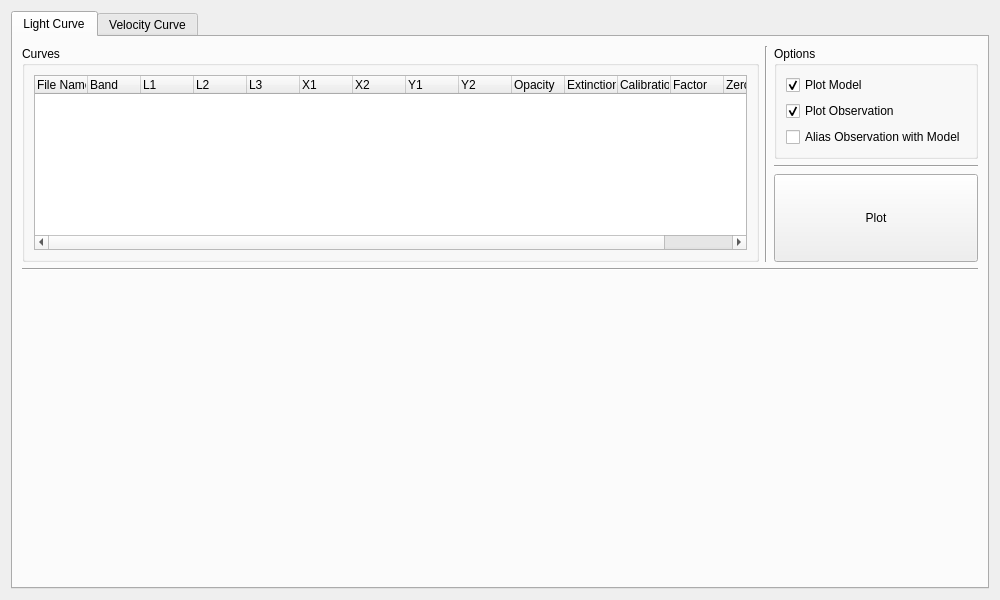
This is resources/syntheticcurve_widget.ui in Varnani/pywd2015-qt5 as Qt 5 draws it before an edit. The edited form follows.
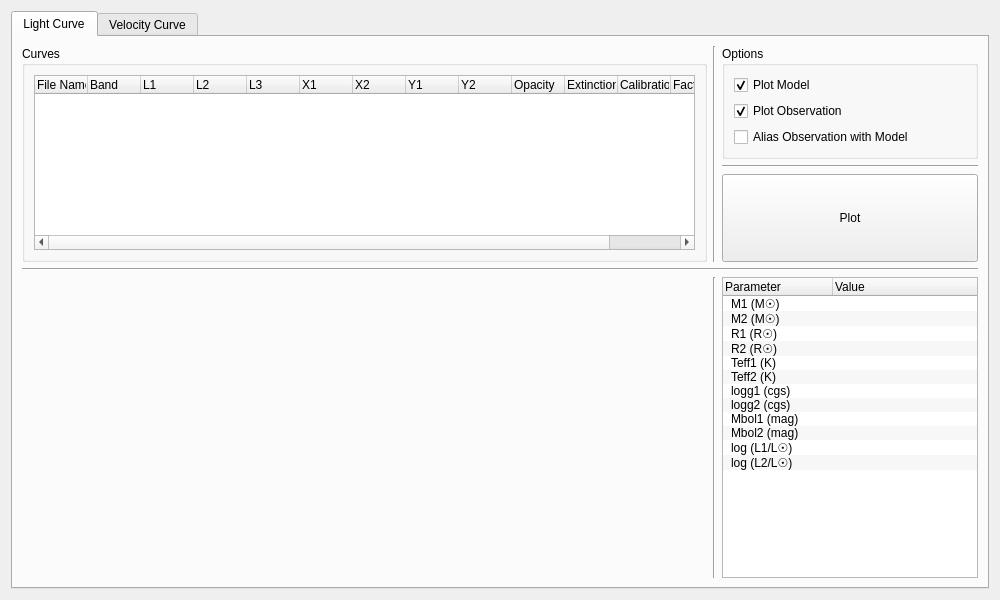
This is the edited form.

Commit message:
* New windows were added to LC and DC widgets, which show Physical Parameters from "lcout.active" files.
* A function was added to compute luminosity of each component in solar luminosity unit.

* Bugfix and improvement in Solution History widget.

* DC plot widget improvement was made for "phase" based plots.

What changed in the file:
```diff
--- a/resources/syntheticcurve_widget.ui
+++ b/resources/syntheticcurve_widget.ui
@@ -24,22 +24,6 @@
        <string>Light Curve</string>
       </attribute>
       <layout class="QGridLayout" name="gridLayout_2">
-       <item row="4" column="0" colspan="4">
-        <widget class="QWidget" name="light_plot_widget" native="true">
-         <property name="sizePolicy">
-          <sizepolicy hsizetype="Preferred" vsizetype="Expanding">
-           <horstretch>0</horstretch>
-           <verstretch>0</verstretch>
-          </sizepolicy>
-         </property>
-         <property name="minimumSize">
-          <size>
-           <width>500</width>
-           <height>300</height>
-          </size>
-         </property>
-        </widget>
-       </item>
        <item row="0" column="2" colspan="2">
         <widget class="QGroupBox" name="groupBox_3">
          <property name="title">
@@ -85,26 +69,6 @@
          </layout>
         </widget>
        </item>
-       <item row="3" column="0" colspan="4">
-        <widget class="Line" name="line_3">
-         <property name="orientation">
-          <enum>Qt::Horizontal</enum>
-         </property>
-        </widget>
-       </item>
-       <item row="2" column="2" colspan="2">
-        <widget class="QPushButton" name="light_plot_btn">
-         <property name="sizePolicy">
-          <sizepolicy hsizetype="Minimum" vsizetype="Preferred">
-           <horstretch>0</horstretch>
-           <verstretch>0</verstretch>
-          </sizepolicy>
-         </property>
-         <property name="text">
-          <string>Plot</string>
-         </property>
-        </widget>
-       </item>
        <item row="0" column="0" rowspan="3">
         <widget class="QGroupBox" name="groupBox_4">
          <property name="title">
@@ -215,13 +179,183 @@
          </layout>
         </widget>
        </item>
-       <item row="0" column="1" rowspan="3">
-        <widget class="Line" name="line">
+       <item row="2" column="2" colspan="2">
+        <widget class="QPushButton" name="light_plot_btn">
+         <property name="sizePolicy">
+          <sizepolicy hsizetype="Minimum" vsizetype="Preferred">
+           <horstretch>0</horstretch>
+           <verstretch>0</verstretch>
+          </sizepolicy>
+         </property>
+         <property name="text">
+          <string>Plot</string>
+         </property>
+        </widget>
+       </item>
+       <item row="3" column="0" colspan="4">
+        <widget class="Line" name="line_3">
+         <property name="orientation">
+          <enum>Qt::Horizontal</enum>
+         </property>
+        </widget>
+       </item>
+       <item row="4" column="0">
+        <widget class="QWidget" name="light_plot_widget" native="true">
+         <property name="sizePolicy">
+          <sizepolicy hsizetype="Preferred" vsizetype="Expanding">
+           <horstretch>0</horstretch>
+           <verstretch>0</verstretch>
+          </sizepolicy>
+         </property>
+         <property name="minimumSize">
+          <size>
+           <width>500</width>
+           <height>300</height>
+          </size>
+         </property>
+        </widget>
+       </item>
+       <item row="4" column="1">
+        <widget class="Line" name="line_6">
          <property name="orientation">
           <enum>Qt::Vertical</enum>
          </property>
         </widget>
        </item>
+       <item row="4" column="2" colspan="2">
+        <widget class="QTreeWidget" name="light_treewidget_2">
+         <property name="sizePolicy">
+          <sizepolicy hsizetype="Preferred" vsizetype="Preferred">
+           <horstretch>0</horstretch>
+           <verstretch>0</verstretch>
+          </sizepolicy>
+         </property>
+         <property name="minimumSize">
+          <size>
+           <width>256</width>
+           <height>0</height>
+          </size>
+         </property>
+         <property name="maximumSize">
+          <size>
+           <width>16777215</width>
+           <height>16777215</height>
+          </size>
+         </property>
+         <property name="sizeAdjustPolicy">
+          <enum>QAbstractScrollArea::AdjustIgnored</enum>
+         </property>
+         <property name="defaultDropAction">
+          <enum>Qt::IgnoreAction</enum>
+         </property>
+         <property name="alternatingRowColors">
+          <bool>true</bool>
+         </property>
+         <property name="selectionMode">
+          <enum>QAbstractItemView::ExtendedSelection</enum>
+         </property>
+         <property name="selectionBehavior">
+          <enum>QAbstractItemView::SelectItems</enum>
+         </property>
+         <property name="indentation">
+          <number>5</number>
+         </property>
+         <property name="itemsExpandable">
+          <bool>true</bool>
+         </property>
+         <property name="allColumnsShowFocus">
+          <bool>false</bool>
+         </property>
+         <property name="headerHidden">
+          <bool>false</bool>
+         </property>
+         <attribute name="headerCascadingSectionResizes">
+          <bool>false</bool>
+         </attribute>
+         <attribute name="headerDefaultSectionSize">
+          <number>110</number>
+         </attribute>
+         <attribute name="headerHighlightSections">
+          <bool>false</bool>
+         </attribute>
+         <attribute name="headerMinimumSectionSize">
+          <number>30</number>
+         </attribute>
+         <attribute name="headerStretchLastSection">
+          <bool>true</bool>
+         </attribute>
+         <column>
+          <property name="text">
+           <string>Parameter</string>
+          </property>
+         </column>
+         <column>
+          <property name="text">
+           <string>Value</string>
+          </property>
+         </column>
+         <item>
+          <property name="text">
+           <string>M1 (M☉)</string>
+          </property>
+         </item>
+         <item>
+          <property name="text">
+           <string>M2 (M☉)</string>
+          </property>
+         </item>
+         <item>
+          <property name="text">
+           <string>R1 (R☉)</string>
+          </property>
+         </item>
+         <item>
+          <property name="text">
+           <string>R2 (R☉)</string>
+          </property>
+         </item>
+         <item>
+          <property name="text">
+           <string>Teff1 (K)</string>
+          </property>
+         </item>
+         <item>
+          <property name="text">
+           <string>Teff2 (K)</string>
+          </property>
+         </item>
+         <item>
+          <property name="text">
+           <string>logg1 (cgs)</string>
+          </property>
+         </item>
+         <item>
+          <property name="text">
+           <string>logg2 (cgs)</string>
+          </property>
+         </item>
+         <item>
+          <property name="text">
+           <string>Mbol1 (mag)</string>
+          </property>
+         </item>
+         <item>
+          <property name="text">
+           <string>Mbol2 (mag)</string>
+          </property>
+         </item>
+         <item>
+          <property name="text">
+           <string>log (L1/L☉)</string>
+          </property>
+         </item>
+         <item>
+          <property name="text">
+           <string>log (L2/L☉)</string>
+          </property>
+         </item>
+        </widget>
+       </item>
        <item row="1" column="2" colspan="2">
         <widget class="Line" name="line_2">
          <property name="orientation">
@@ -229,6 +363,13 @@
          </property>
         </widget>
        </item>
+       <item row="0" column="1" rowspan="3">
+        <widget class="Line" name="line">
+         <property name="orientation">
+          <enum>Qt::Vertical</enum>
+         </property>
+        </widget>
+       </item>
       </layout>
      </widget>
      <widget class="QWidget" name="tab_2">
@@ -385,14 +526,14 @@
             <item row="0" column="0" colspan="2">
              <widget class="QRadioButton" name="vel_pri_radiobtn">
               <property name="text">
-               <string>Primary Curve</string>
+               <string>Primar&amp;y Curve</string>
               </property>
              </widget>
             </item>
             <item row="2" column="0" colspan="2">
              <widget class="QRadioButton" name="vel_sec_radiobtn">
               <property name="text">
-               <string>Secondary Curve</string>
+               <string>Secondary C&amp;urve</string>
               </property>
              </widget>
             </item>
```
The commit also changes 8 other files.
